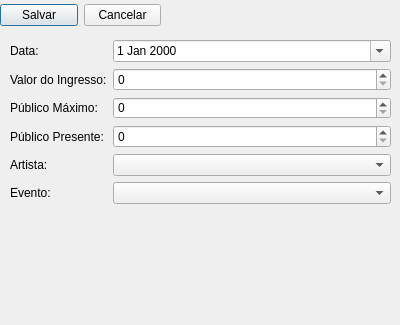
Qt form UIs/Apresentacao/CadastroApresentacaoDialog.ui (teiGustavo/eventos-pyside) before a commit.
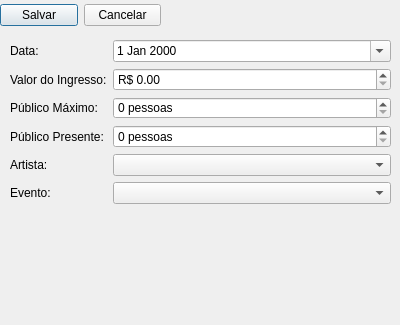
The same form after that commit.

Diff of the .ui file:
```diff
--- a/UIs/Apresentacao/CadastroApresentacaoDialog.ui
+++ b/UIs/Apresentacao/CadastroApresentacaoDialog.ui
@@ -70,9 +70,6 @@
       </property>
      </widget>
     </item>
-    <item row="1" column="1">
-     <widget class="QSpinBox" name="spinBoxValorIngresso"/>
-    </item>
     <item row="3" column="0">
      <widget class="QLabel" name="labelPublicoPresente">
       <property name="text">
@@ -81,7 +78,17 @@
      </widget>
     </item>
     <item row="3" column="1">
-     <widget class="QSpinBox" name="spinBoxPublicoPresente"/>
+     <widget class="QSpinBox" name="spinBoxPublicoPresente">
+      <property name="suffix">
+       <string> pessoas</string>
+      </property>
+      <property name="prefix">
+       <string/>
+      </property>
+      <property name="maximum">
+       <number>999999999</number>
+      </property>
+     </widget>
     </item>
     <item row="2" column="0">
      <widget class="QLabel" name="labelPublicoMaximo">
@@ -91,7 +98,14 @@
      </widget>
     </item>
     <item row="2" column="1">
-     <widget class="QSpinBox" name="spinBoxPublicoMaximo"/>
+     <widget class="QSpinBox" name="spinBoxPublicoMaximo">
+      <property name="suffix">
+       <string> pessoas</string>
+      </property>
+      <property name="maximum">
+       <number>999999999</number>
+      </property>
+     </widget>
     </item>
     <item row="4" column="0">
      <widget class="QLabel" name="labelArtista">
@@ -113,6 +127,16 @@
     <item row="5" column="1">
      <widget class="QComboBox" name="comboBoxEvento"/>
     </item>
+    <item row="1" column="1">
+     <widget class="QDoubleSpinBox" name="doubleSpinBoxValorIngresso">
+      <property name="prefix">
+       <string>R$ </string>
+      </property>
+      <property name="maximum">
+       <double>1000000000000000.000000000000000</double>
+      </property>
+     </widget>
+    </item>
    </layout>
   </widget>
  </widget>
```
Left out of the diff: 2 changed lines with no effect on the pictures.
